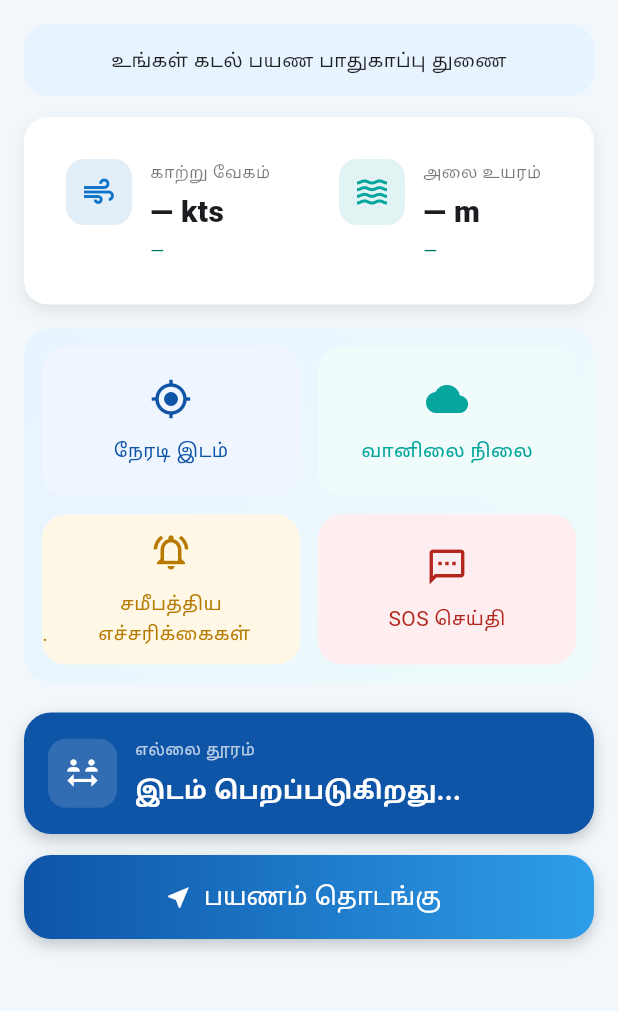
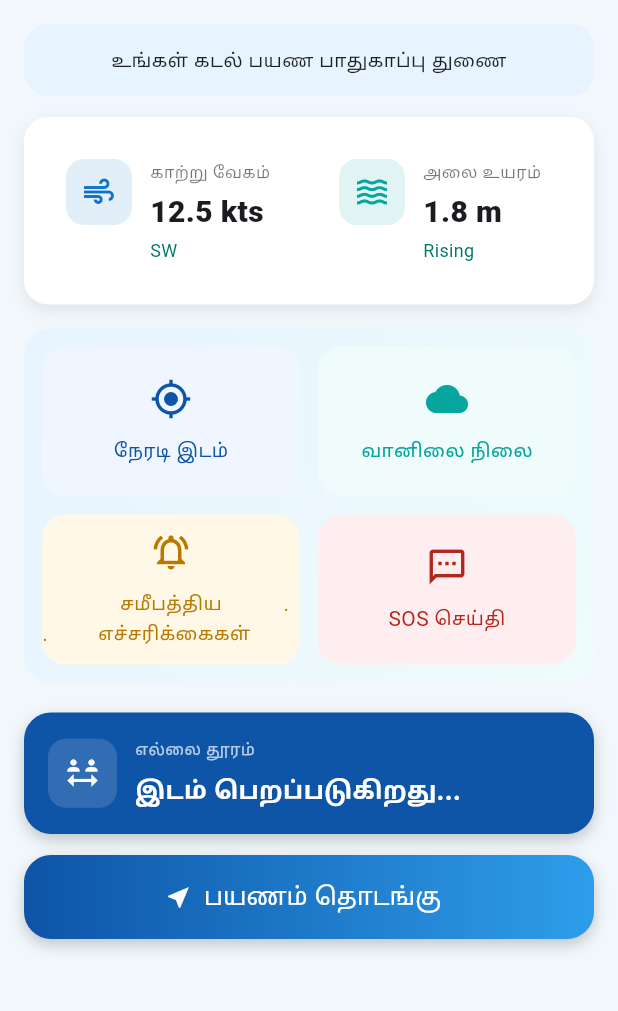
Before and after one commit to Thanush-07/Sea-Siren-Alert, a Flutter app: the HomeScreen screen opened by its route, on a phone screen of 412 x 824 dp, the part 84-1095 px from its top. Run offline on Flutter 3.47's test engine with Material 3 defaults, Android fonts, the phone set to English and light mode, and no system bars; our stand-ins replace audioplayers, flutter_map, geolocator, hive, hive_flutter, latlong2 and 1 more; missing offline and left inert: flutter_map_tile_caching; accounts and stored records are empty.

Commit message:
prototype completed

```diff
--- a/lib/src/screens/home.dart
+++ b/lib/src/screens/home.dart
@@ -6,7 +6,6 @@ import 'package:geolocator/geolocator.dart';
 import 'package:latlong2/latlong.dart';
 import 'package:hive/hive.dart';
 import '../widgets/border_alert.dart';
-
 
 class HomeScreen extends StatefulWidget {
   const HomeScreen({super.key});
@@ -33,6 +32,12 @@ class _HomeScreenState extends State<HomeScreen> {
   Position? _lastPos;        // live GPS
   double? _lastBorderMeters; // live distance to border
 
+  // STATIC weather snapshot for the Home header (no API/Hive dependency here)
+  static const String kWindKts = '12.5';   // knots
+  static const String kWindDir = 'SW';     // direction short label
+  static const String kTideM = '1.8';      // meters
+  static const String kTideTrend = 'Rising';
+
   @override
   void initState() {
     super.initState();
@@ -43,13 +48,6 @@ class _HomeScreenState extends State<HomeScreen> {
   void dispose() {
     _posSub?.cancel();
     super.dispose();
-  }
-
-  Map<String, dynamic> _readWeatherMap() {
-    final box = Hive.box('fisherman_box');
-    final raw = box.get('weather');
-    if (raw is Map) return Map<String, dynamic>.from(raw);
-    return <String, dynamic>{};
   }
 
   void _startBorderStream() async {
@@ -218,12 +216,11 @@ class _HomeScreenState extends State<HomeScreen> {
 
   @override
   Widget build(BuildContext context) {
-    // Weather values
-    final w = _readWeatherMap();
-    final windKts = (w['wind_speed_kts'] ?? w['windKts'] ?? '—').toString();
-    final windDir = (w['wind_dir_text'] ?? w['windDir'] ?? '—').toString();
-    final tideM = (w['tide_height_m'] ?? w['tideM'] ?? '—').toString();
-    final tideTrend = (w['tide_trend'] ?? w['tideTrend'] ?? '—').toString();
+    // Static weather values for Home header
+    const windKts = kWindKts;
+    const windDir = kWindDir;
+    const tideM = kTideM;
+    const tideTrend = kTideTrend;
 
     final pct = (_totalTiles == null || _totalTiles == 0)
         ? null
@@ -239,7 +236,7 @@ class _HomeScreenState extends State<HomeScreen> {
       borderText = 'எல்லைக்கு தூரம்: ${(_lastBorderMeters! / 1000).toStringAsFixed(2)} கி.மீ';
     }
 
-    // Drawer header values
+    // Drawer header values (from Hive)
     final box = Hive.box('fisherman_box');
     final user = (box.get('user') as Map?) ?? {};
     final fishermanName = (user['name'] ?? 'மீனவர்').toString();
@@ -273,8 +270,8 @@ class _HomeScreenState extends State<HomeScreen> {
               ),
               child: UserAccountsDrawerHeader(
                 decoration: const BoxDecoration(color: Colors.transparent),
-                accountName: Text(fishermanName),           // from Hive
-                accountEmail: Text('படகு எண்: $boatNo'),     // from Hive
+                accountName: Text(fishermanName),
+                accountEmail: Text('படகு எண்: $boatNo'),
                 currentAccountPicture: const CircleAvatar(
                   backgroundColor: Colors.white,
                   child: Icon(Icons.person, color: Colors.blue),
@@ -300,8 +297,6 @@ class _HomeScreenState extends State<HomeScreen> {
               },
             ),
             const Divider(),
-
-            // NEW: About the app (Tamil)
             AboutListTile(
               icon: const Icon(Icons.info_outline),
               child: const Text('இந்த செயலி பற்றி'),
@@ -336,7 +331,6 @@ class _HomeScreenState extends State<HomeScreen> {
                 ),
               ],
             ),
-
             ListTile(
               leading: const Icon(Icons.logout, color: Colors.red),
               title: const Text('வெளியேறு'),
@@ -369,7 +363,7 @@ class _HomeScreenState extends State<HomeScreen> {
             ),
             const SizedBox(height: 14),
 
-            // Weather stats
+            // Weather stats (STATIC)
             Container(
               padding: const EdgeInsets.all(14),
               decoration: BoxDecoration(
@@ -440,7 +434,7 @@ class _HomeScreenState extends State<HomeScreen> {
                     children: [
                       _quickTile(
                         icon: Icons.notifications_active_outlined,
-                        titleTa: '              சமீபத்திய                       .         எச்சரிக்கைகள்',
+                        titleTa: '              சமீபத்திய           .          .         எச்சரிக்கைகள்',
                         onTap: () => Navigator.of(context).pushNamed('/recent_alerts'),
                         bg: const Color(0xFFFFF8E6),
                         fg: const Color(0xFFB77900),
```
Also changed, not shown: lib/src/widgets/border_alert.dart (+45 -38 lines), pubspec.yaml (+25 -19 lines), pubspec.lock, 9 other files.
